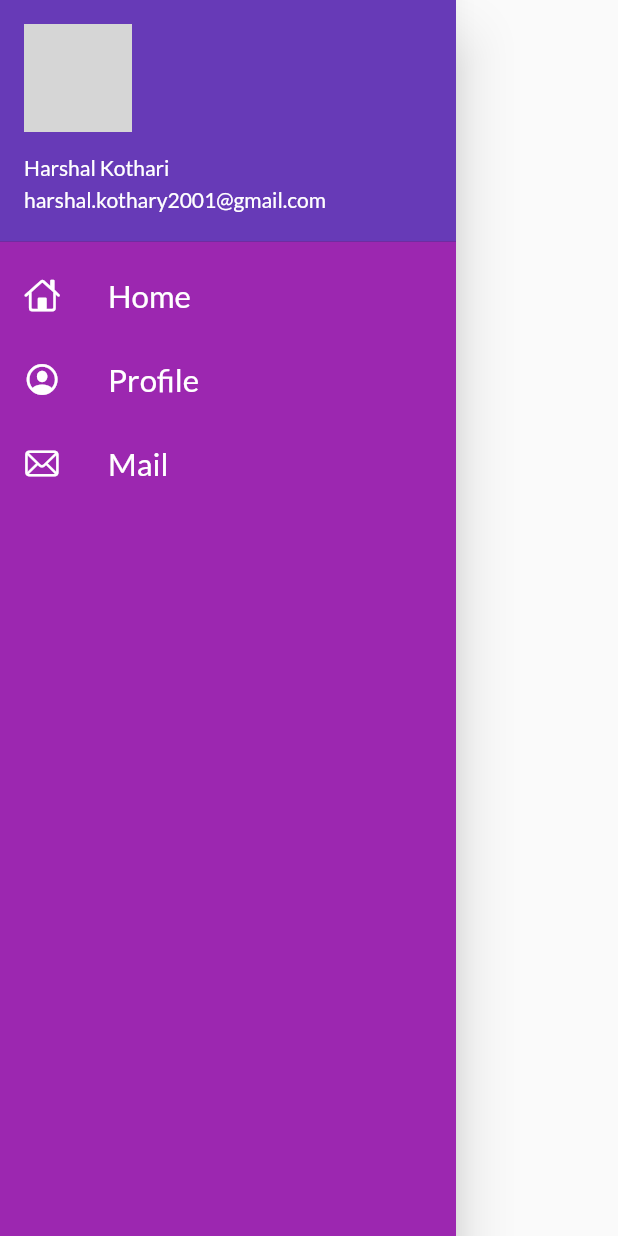
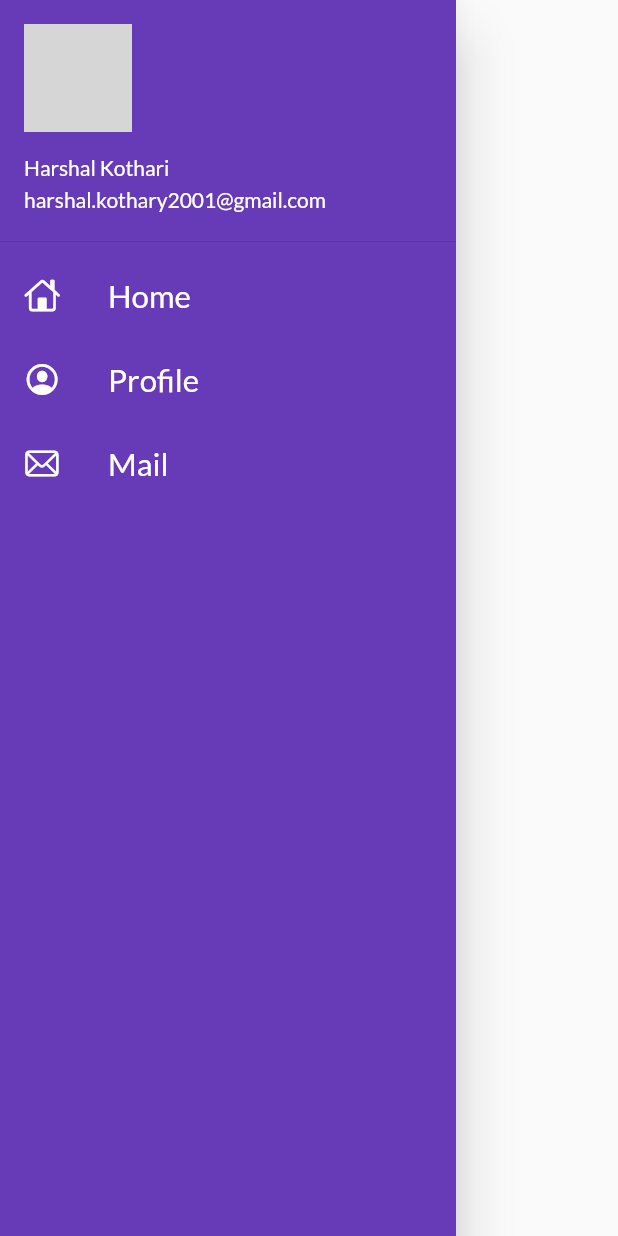
Before and after one commit to harshal0001/flutter_catalog, a Flutter app: the MyDrawer widget shown alone on an empty page, opened directly, on a phone screen of 412 x 824 dp. Run offline on Flutter 3.47's test engine with Material 2 defaults, Android fonts, the phone set to English and light mode, and no system bars; our stand-ins replace google_fonts; network calls fail; grey boxes are pictures that could not be loaded.

Commit message:
Day 11 Updated

```diff
--- a/lib/widgets/drawer.dart
+++ b/lib/widgets/drawer.dart
@@ -8,7 +8,7 @@ class MyDrawer extends StatelessWidget {
         "https://instagram.fraj1-1.fna.fbcdn.net/v/t51.2885-19/278927169_502754784888142_3327900834349100805_n.jpg?stp=dst-jpg_s320x320&_nc_ht=instagram.fraj1-1.fna.fbcdn.net&_nc_cat=110&_nc_ohc=1pSEEoy0xk4AX84tV1V&edm=ABfd0MgBAAAA&ccb=7-5&oh=00_AT_DYX1UY0ieb1M7gw0cVwu5uoKK1SayxINcTWLaIquWEw&oe=62C2B26E&_nc_sid=7bff83";
     return Drawer(
       child: Container(
-        color: Colors.purple,
+        color: Colors.deepPurple,
         child: ListView(
           padding: EdgeInsets.zero,
           children: [
```
